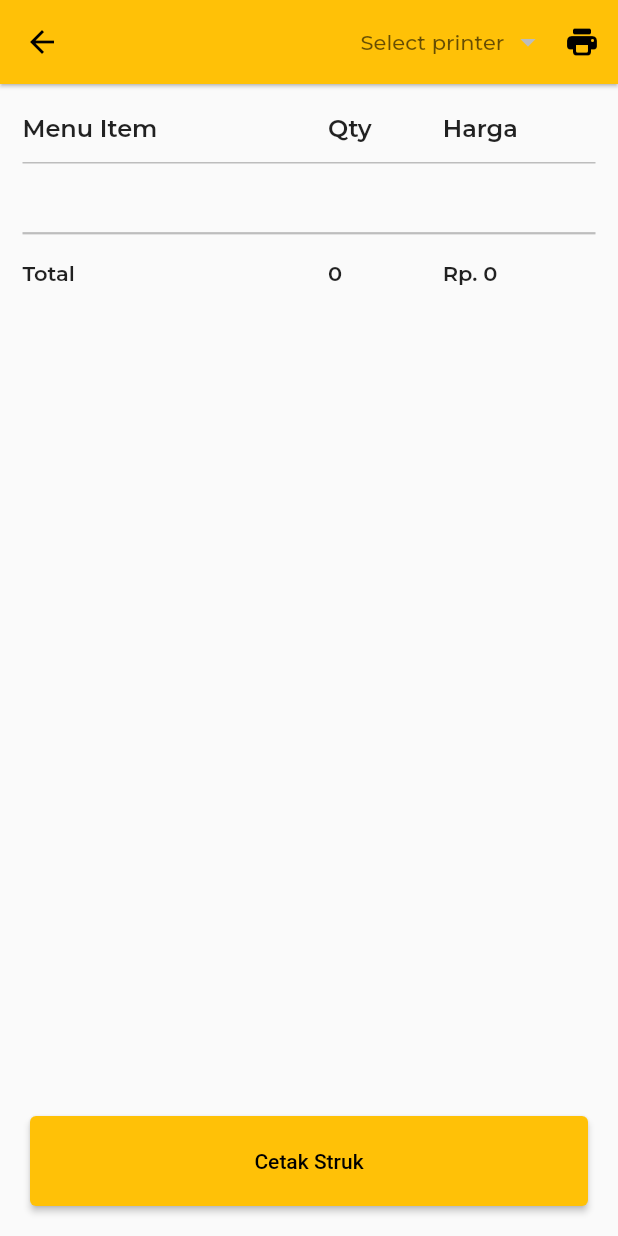
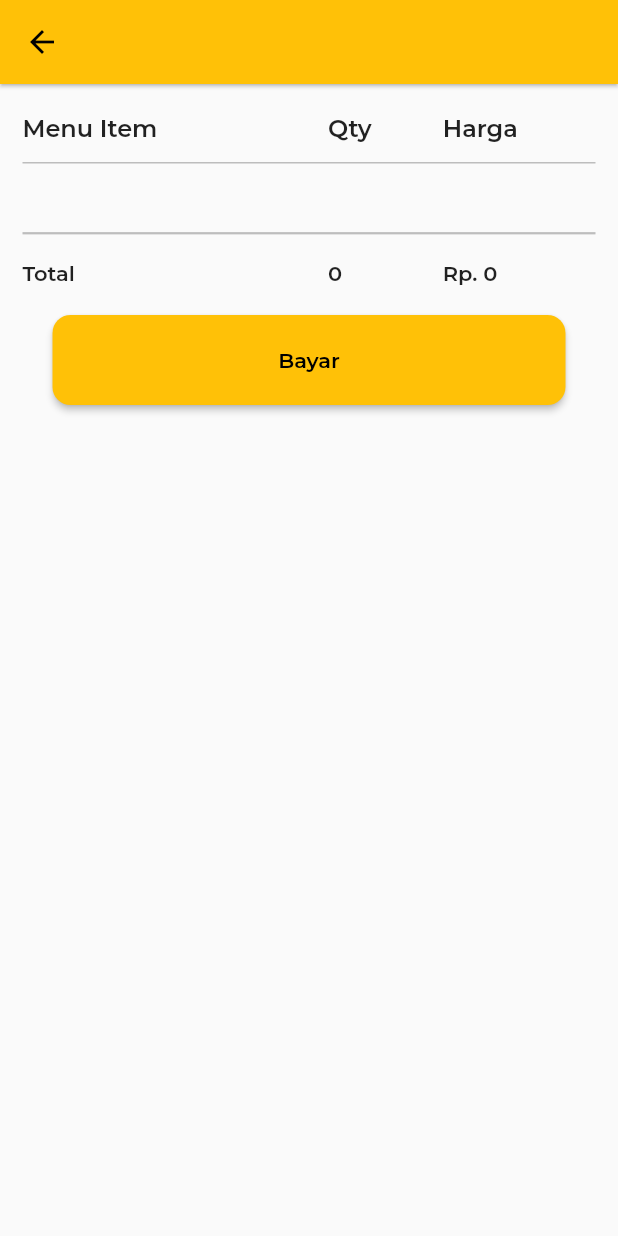
Before and after one commit to DobelD/order, a Flutter app: the screen it shows after launch, after a tap on the "shopping bag" icon, on a phone screen of 412 x 824 dp. Run offline on Flutter 3.47's test engine with Material 2 defaults, Android fonts, the phone set to English and light mode, and no system bars; our stand-ins replace badges, google_fonts, iconly; missing offline and left inert: blue_thermal_printer; network calls fail.

Commit message:
conected

```diff
--- a/lib/cart_print.dart
+++ b/lib/cart_print.dart
@@ -31,57 +31,14 @@ class _CartPrintState extends State<CartPrint> {
   Widget build(BuildContext context) {
     final cart = ModalRoute.of(context)!.settings.arguments as CartProvider;
     return Scaffold(
+      resizeToAvoidBottomInset: false,
       appBar: AppBar(
         elevation: 1,
-        actions: [
-          Row(
-            children: [
-              SizedBox(
-                child: DropdownButton<BluetoothDevice>(
-                    underline: SizedBox(),
-                    value: selectedDevice,
-                    hint: Text("Select printer "),
-                    iconEnabledColor: Colors.black,
-                    style: GoogleFonts.montserrat(
-                        fontSize: 14,
-                        color: Colors.black,
-                        fontWeight: FontWeight.w500),
-                    items: device
-                        .map((e) => DropdownMenuItem(
-                              child: Text(e.name!),
-                              value: e,
-                            ))
-                        .toList(),
-                    onChanged: (device) {
-                      setState(() {
-                        selectedDevice = device;
-                      });
-                    }),
-              ),
-              SizedBox(
-                child: IconButton(
-                  onPressed: () async {
-                    await printer.connect(selectedDevice!);
-                    if (selectedDevice!.connected) {
-                      await ScaffoldMessenger.of(context).showSnackBar(
-                          SnackBar(content: Text('Berhasil conect')));
-                    } else {
-                      ScaffoldMessenger.of(context).showSnackBar(
-                          SnackBar(content: Text('Gagal conect')));
-                    }
-                  },
-                  icon: Icon(
-                    Icons.print_rounded,
-                    color: Colors.black,
-                  ),
-                ),
-              )
-            ],
-          )
-        ],
       ),
       body: Padding(
         padding: const EdgeInsets.symmetric(vertical: 20, horizontal: 15),
+        child: SingleChildScrollView(
+          scrollDirection: Axis.vertical,
           child: Column(
             children: [
               Consumer<CartProvider>(builder: (context, value, _) {
@@ -126,35 +83,57 @@ class _CartPrintState extends State<CartPrint> {
                       thickness: 1,
                       height: 25,
                     ),
-                  listPesanan(context, namaMenu, qtyMenu, hargaMenu, printer),
+                    // , printer
+                    listPesanan(context, namaMenu, qtyMenu, hargaMenu),
                     Divider(
                       color: Colors.grey.shade400,
                       thickness: 1.5,
                       height: 35,
                     ),
                     totalPesan(total_qty, total_pesanan),
+                    printStruk(context, namaMenu, qtyMenu, hargaMenu,
+                        total_pesanan, printer)
                   ],
                 );
               }),
             ],
           ),
         ),
-      bottomSheet: Container(
+      ),
+    );
+  }
+}
+
+Widget printStruk(BuildContext context, String namaMenu, String qtyMenu,
+    String hargaMenu, int total_pesanan, BlueThermalPrinter printer) {
+  return Align(
+    alignment: Alignment.bottomCenter,
+    child: Container(
         padding: EdgeInsets.all(20),
         width: double.infinity,
         height: 100,
         child: ElevatedButton(
-            onPressed: () {
+          style: ElevatedButton.styleFrom(
+              shape: RoundedRectangleBorder(
+                  borderRadius: BorderRadius.circular(12))),
+          onPressed: () async {
+            if ((await printer.isConnected)!) {
+              printer.printCustom("$namaMenu $qtyMenu $hargaMenu", 200, 0);
               printer.printNewLine();
+            }
           },
-            child: Text('Cetak Struk'),
+          child: Text(
+            'Bayar',
+            style: GoogleFonts.montserrat(
+                fontSize: 14, fontWeight: FontWeight.w600),
+          ),
         )),
   );
 }
-}
 
-Widget listPesanan(BuildContext context, String namaMenu, String qtyMenu,
-    String hargaMenu, BlueThermalPrinter printer) {
+// , BlueThermalPrinter printer
+Widget listPesanan(
+    BuildContext context, String namaMenu, String qtyMenu, String hargaMenu) {
   return Column(
     children: [
       Row(
--- a/lib/home.dart
+++ b/lib/home.dart
@@ -1,10 +1,12 @@
 import 'package:badges/badges.dart';
 import 'package:flutter/material.dart';
 import 'package:google_fonts/google_fonts.dart';
+import 'package:iconly/iconly.dart';
 import 'package:order_food/pages/cemilan.dart';
 import 'package:order_food/pages/makanan.dart';
 import 'package:order_food/pages/minum.dart';
 import 'package:order_food/providers/provider.dart';
+import 'package:order_food/setting.dart';
 import 'package:provider/provider.dart';
 
 class Home extends StatefulWidget {
@@ -48,12 +50,20 @@ class _HomeState extends State<Home> {
         ),
         appBar: AppBar(
           automaticallyImplyLeading: false,
-          centerTitle: true,
           title: Text(
             "Daftar Menu",
             style: GoogleFonts.montserrat(
                 fontSize: 22, color: Colors.white, fontWeight: FontWeight.w600),
           ),
+          actions: [
+            IconButton(
+                onPressed: () => Navigator.of(context)
+                    .push(MaterialPageRoute(builder: (context) => Setting())),
+                icon: Icon(
+                  IconlyBold.setting,
+                  color: Colors.white,
+                ))
+          ],
           bottom: TabBar(
             tabs: [
               Text(
--- a/lib/main.dart
+++ b/lib/main.dart
@@ -2,6 +2,7 @@ import 'package:flutter/material.dart';
 import 'package:order_food/cart_print.dart';
 import 'package:order_food/home.dart';
 import 'package:order_food/providers/provider.dart';
+import 'package:order_food/setting.dart';
 import 'package:order_food/splash.dart';
 import 'package:provider/provider.dart';
 
@@ -23,9 +24,9 @@ class MyApp extends StatelessWidget {
           routes: {
             "/splas": (context) => Splash(),
             "/home": (context) => Home(),
-          "/cart": (context) => CartPrint()
-        },
-      ),
+            "/cart": (context) => CartPrint(),
+            "/setting": (context) => Setting()
+          }),
     );
   }
 }
--- a/lib/pages/makanan.dart
+++ b/lib/pages/makanan.dart
@@ -166,7 +166,8 @@ Widget makanTab(BuildContext context) {
                           )
                         ],
                       ));
-                });
+                }
+                );
           } else {
             return const Center(
               child: Text('Tidak ada data'),
--- a/pubspec.yaml
+++ b/pubspec.yaml
@@ -44,6 +44,9 @@ dependencies:
   lottie: ^2.0.0
   blue_thermal_printer: ^1.2.3
   collection: ^1.16.0
+  iconly: ^1.0.1
+  esc_pos_printer: ^4.1.0
+  esc_pos_gen: ^3.2.0
 
 
 dev_dependencies:
```
Also changed, not shown: lib/setting.dart (added, +193 -0 lines), pubspec.lock, 2 other files. Lines whose indentation alone changed are shown as unchanged.
